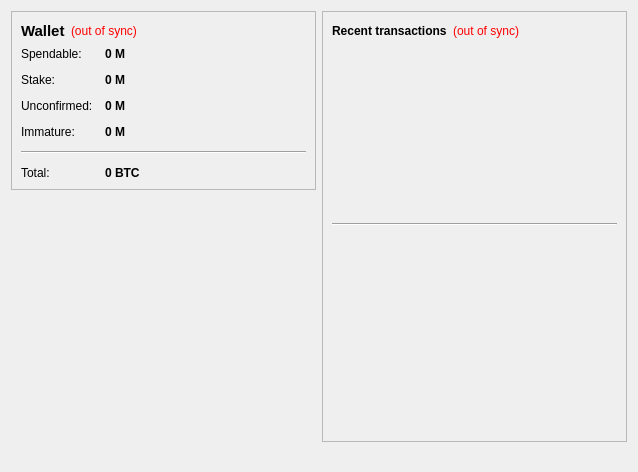
Before: the Qt Designer form src/qt/forms/overviewpage.ui in C2MMXIV/MMXIV, drawn with Qt 5.
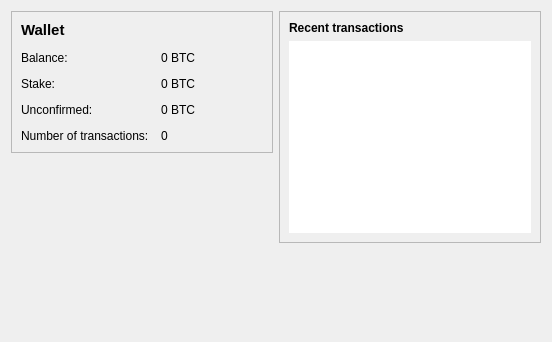
After: the same form once the commit is applied. Icons and pictures are not drawn. Custom widgets are drawn as their Qt base class.

The edit to the form file:
```diff
--- a/src/qt/forms/overviewpage.ui
+++ b/src/qt/forms/overviewpage.ui
@@ -6,8 +6,8 @@
    <rect>
     <x>0</x>
     <y>0</y>
-    <width>638</width>
-    <height>472</height>
+    <width>552</width>
+    <height>342</height>
    </rect>
   </property>
   <property name="windowTitle">
@@ -24,55 +24,6 @@
        <property name="frameShadow">
         <enum>QFrame::Raised</enum>
        </property>
-       <layout class="QVBoxLayout" name="verticalLayout_4">
-        <item>
-         <layout class="QHBoxLayout" name="horizontalLayout_4">
-          <item>
-           <widget class="QLabel" name="label_5">
-            <property name="font">
-             <font>
-              <pointsize>11</pointsize>
-              <weight>75</weight>
-              <bold>true</bold>
-             </font>
-            </property>
-            <property name="text">
-             <string>Wallet</string>
-            </property>
-           </widget>
-          </item>
-          <item>
-           <widget class="QLabel" name="labelWalletStatus">
-            <property name="toolTip">
-             <string>The displayed information may be out of date. Your wallet automatically synchronizes with the Maieuticoin network after a connection is established, but this process has not completed yet.</string>
-            </property>
-            <property name="styleSheet">
-             <string notr="true">QLabel { color: red; }</string>
-            </property>
-            <property name="text">
-             <string notr="true">(out of sync)</string>
-            </property>
-            <property name="alignment">
-             <set>Qt::AlignLeading|Qt::AlignLeft|Qt::AlignVCenter</set>
-            </property>
-           </widget>
-          </item>
-          <item>
-           <spacer name="horizontalSpacer_2">
-            <property name="orientation">
-             <enum>Qt::Horizontal</enum>
-            </property>
-            <property name="sizeHint" stdset="0">
-             <size>
-              <width>40</width>
-              <height>20</height>
-             </size>
-            </property>
-           </spacer>
-          </item>
-         </layout>
-        </item>
-        <item>
          <layout class="QFormLayout" name="formLayout_2">
           <property name="fieldGrowthPolicy">
            <enum>QFormLayout::AllNonFixedFieldsGrow</enum>
@@ -83,156 +34,74 @@
           <property name="verticalSpacing">
            <number>12</number>
           </property>
-          <item row="0" column="0">
+        <item row="2" column="0">
            <widget class="QLabel" name="label">
             <property name="text">
-             <string>Spendable:</string>
+           <string>Balance:</string>
             </property>
            </widget>
           </item>
-          <item row="0" column="1">
+        <item row="2" column="1">
            <widget class="QLabel" name="labelBalance">
-            <property name="font">
-             <font>
-              <weight>75</weight>
-              <bold>true</bold>
-             </font>
-            </property>
-            <property name="cursor">
-             <cursorShape>IBeamCursor</cursorShape>
-            </property>
-            <property name="toolTip">
-             <string>Your current spendable balance</string>
-            </property>
             <property name="text">
-             <string notr="true">0 M</string>
-            </property>
-            <property name="textInteractionFlags">
-             <set>Qt::LinksAccessibleByMouse|Qt::TextSelectableByKeyboard|Qt::TextSelectableByMouse</set>
-            </property>
-           </widget>
-          </item>
-          <item row="1" column="0">
-           <widget class="QLabel" name="label_6">
+           <string notr="true">0 BTC</string>
+          </property>
+         </widget>
+        </item>
+        <item row="5" column="0">
+         <widget class="QLabel" name="label_2">
             <property name="text">
-             <string>Stake:</string>
+           <string>Number of transactions:</string>
             </property>
            </widget>
           </item>
-          <item row="1" column="1">
-           <widget class="QLabel" name="labelStake">
-            <property name="font">
-             <font>
-              <weight>75</weight>
-              <bold>true</bold>
-             </font>
-            </property>
-            <property name="cursor">
-             <cursorShape>IBeamCursor</cursorShape>
-            </property>
-            <property name="toolTip">
-             <string>Total of coins that was staked, and do not yet count toward the current balance</string>
-            </property>
+        <item row="5" column="1">
+         <widget class="QLabel" name="labelNumTransactions">
             <property name="text">
-             <string notr="true">0 M</string>
-            </property>
-            <property name="textInteractionFlags">
-             <set>Qt::LinksAccessibleByMouse|Qt::TextSelectableByKeyboard|Qt::TextSelectableByMouse</set>
-            </property>
-           </widget>
-          </item>
-          <item row="2" column="0">
+           <string>0</string>
+          </property>
+         </widget>
+        </item>
+        <item row="4" column="0">
            <widget class="QLabel" name="label_3">
             <property name="text">
              <string>Unconfirmed:</string>
             </property>
            </widget>
           </item>
-          <item row="2" column="1">
+        <item row="4" column="1">
            <widget class="QLabel" name="labelUnconfirmed">
-            <property name="font">
-             <font>
-              <weight>75</weight>
-              <bold>true</bold>
-             </font>
-            </property>
-            <property name="cursor">
-             <cursorShape>IBeamCursor</cursorShape>
-            </property>
-            <property name="toolTip">
-             <string>Total of transactions that have yet to be confirmed, and do not yet count toward the current balance</string>
-            </property>
             <property name="text">
-             <string notr="true">0 M</string>
-            </property>
-            <property name="textInteractionFlags">
-             <set>Qt::LinksAccessibleByMouse|Qt::TextSelectableByKeyboard|Qt::TextSelectableByMouse</set>
+           <string notr="true">0 BTC</string>
             </property>
            </widget>
           </item>
           <item row="3" column="0">
-           <widget class="QLabel" name="labelImmatureText">
+         <widget class="QLabel" name="label_6">
             <property name="text">
-             <string>Immature:</string>
+           <string>Stake:</string>
             </property>
            </widget>
           </item>
           <item row="3" column="1">
-           <widget class="QLabel" name="labelImmature">
-            <property name="font">
-             <font>
-              <weight>75</weight>
-              <bold>true</bold>
-             </font>
-            </property>
-            <property name="toolTip">
-             <string>Mined balance that has not yet matured</string>
-            </property>
-            <property name="text">
-             <string notr="true">0 M</string>
-            </property>
-            <property name="textInteractionFlags">
-             <set>Qt::LinksAccessibleByMouse|Qt::TextSelectableByKeyboard|Qt::TextSelectableByMouse</set>
-            </property>
-           </widget>
-          </item>
-          <item row="4" column="0" colspan="2">
-           <widget class="Line" name="line">
-            <property name="orientation">
-             <enum>Qt::Horizontal</enum>
-            </property>
-           </widget>
-          </item>
-          <item row="5" column="0">
-           <widget class="QLabel" name="labelTotalText">
-            <property name="text">
-             <string>Total:</string>
-            </property>
-           </widget>
-          </item>
-          <item row="5" column="1">
-           <widget class="QLabel" name="labelTotal">
-            <property name="font">
-             <font>
-              <weight>75</weight>
-              <bold>true</bold>
-             </font>
-            </property>
-            <property name="cursor">
-             <cursorShape>IBeamCursor</cursorShape>
-            </property>
-            <property name="toolTip">
-             <string>Your current total balance</string>
-            </property>
+         <widget class="QLabel" name="labelStake">
             <property name="text">
              <string notr="true">0 BTC</string>
             </property>
-            <property name="textInteractionFlags">
-             <set>Qt::LinksAccessibleByMouse|Qt::TextSelectableByKeyboard|Qt::TextSelectableByMouse</set>
-            </property>
-           </widget>
-          </item>
-         </layout>
+         </widget>
+        </item>
+        <item row="1" column="0">
+         <widget class="QLabel" name="label_5">
+          <property name="font">
+           <font>
+            <pointsize>11</pointsize>
+            <bold>true</bold>
+           </font>
+          </property>
+          <property name="text">
+           <string>Wallet</string>
+          </property>
+         </widget>
         </item>
        </layout>
       </widget>
@@ -245,25 +114,13 @@
        <property name="sizeHint" stdset="0">
         <size>
          <width>20</width>
-         <height>20</height>
+         <height>40</height>
         </size>
        </property>
       </spacer>
      </item>
-     <item alignment="Qt::AlignHCenter">
-      <widget class="QLabel" name="label_2">
-       <property name="minimumSize">
-        <size>
-         <width>146</width>
-         <height>250</height>
-        </size>
-       </property>
-       <property name="maximumSize">
-        <size>
-         <width>146</width>
-         <height>250</height>
-        </size>
-       </property>
+      <item>
+         <widget class="QLabel" name="coinimage">
        <property name="text">
         <string/>
        </property>
@@ -292,8 +149,6 @@
        </property>
        <layout class="QVBoxLayout" name="verticalLayout">
         <item>
-         <layout class="QHBoxLayout" name="horizontalLayout_2">
-          <item>
            <widget class="QLabel" name="label_4">
             <property name="text">
              <string>&lt;b&gt;Recent transactions&lt;/b&gt;</string>
@@ -301,41 +156,7 @@
            </widget>
           </item>
           <item>
-           <widget class="QLabel" name="labelTransactionsStatus">
-            <property name="toolTip">
-             <string>The displayed information may be out of date. Your wallet automatically synchronizes with the Maieuticoin network after a connection is established, but this process has not completed yet.</string>
-            </property>
-            <property name="styleSheet">
-             <string notr="true">QLabel { color: red; }</string>
-            </property>
-            <property name="text">
-             <string notr="true">(out of sync)</string>
-            </property>
-            <property name="alignment">
-             <set>Qt::AlignRight|Qt::AlignTrailing|Qt::AlignVCenter</set>
-            </property>
-           </widget>
-          </item>
-          <item>
-           <spacer name="horizontalSpacer">
-            <property name="orientation">
-             <enum>Qt::Horizontal</enum>
-            </property>
-            <property name="sizeHint" stdset="0">
-             <size>
-              <width>40</width>
-              <height>20</height>
-             </size>
-            </property>
-           </spacer>
-          </item>
-         </layout>
-        </item>
-        <item>
          <widget class="QListView" name="listTransactions">
-          <property name="styleSheet">
-           <string notr="true">QListView { background: transparent; }</string>
-          </property>
           <property name="frameShape">
            <enum>QFrame::NoFrame</enum>
           </property>
@@ -345,26 +166,6 @@
           <property name="horizontalScrollBarPolicy">
            <enum>Qt::ScrollBarAlwaysOff</enum>
           </property>
-          <property name="selectionMode">
-           <enum>QAbstractItemView::NoSelection</enum>
-          </property>
-         </widget>
-        </item>
-          <item>
-           <widget class="Line" name="line">
-            <property name="orientation">
-             <enum>Qt::Horizontal</enum>
-            </property>
-           </widget>
-          </item>
-          <item>
-           <widget class="QCustomPlot" name="diffplot" native="true">
-            <property name="minimumSize">
-             <size>
-              <width>0</width>
-              <height>200</height>
-             </size>
-            </property>
            </widget>
           </item>
        </layout>
@@ -387,16 +188,6 @@
    </item>
   </layout>
  </widget>
- <customwidgets>
-  <customwidget>
-   <class>QCustomPlot</class>
-   <extends>QWidget</extends>
-   <header>qcustomplot.h</header>
-   <container>1</container>
-  </customwidget>
- </customwidgets>
- <resources>
-  <include location="../bitcoin.qrc"/>
- </resources>
+ <resources/>
  <connections/>
 </ui>
```
Left out of the diff: 7 changed lines with no effect on the pictures. Lines whose indentation alone changed are shown as unchanged.
